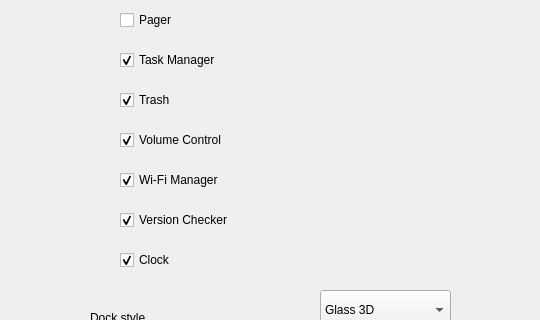
Old version of the form src/view/add_panel_dialog.ui in the repository dangvd/crystal-dock; both pictures show x 0 to 540 and y 135 to 455 of the 540 by 650 pixel window.
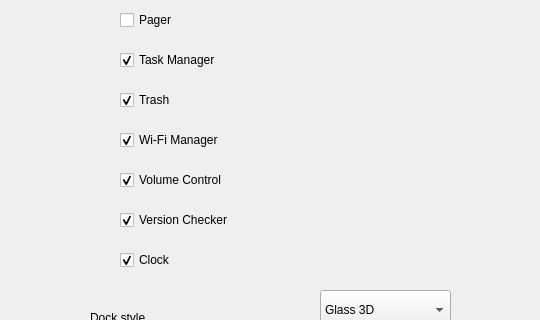
New version of the form.

Commit message: Fixes the ordering of components in GUI #202

Patch:
```diff
--- a/src/view/add_panel_dialog.ui
+++ b/src/view/add_panel_dialog.ui
@@ -254,7 +254,7 @@
    <property name="geometry">
     <rect>
      <x>120</x>
-     <y>260</y>
+     <y>300</y>
      <width>300</width>
      <height>30</height>
     </rect>
@@ -286,7 +286,7 @@
    <property name="geometry">
     <rect>
      <x>120</x>
-     <y>300</y>
+     <y>260</y>
      <width>300</width>
      <height>30</height>
     </rect>
```
The commit also changes 5 other files.
